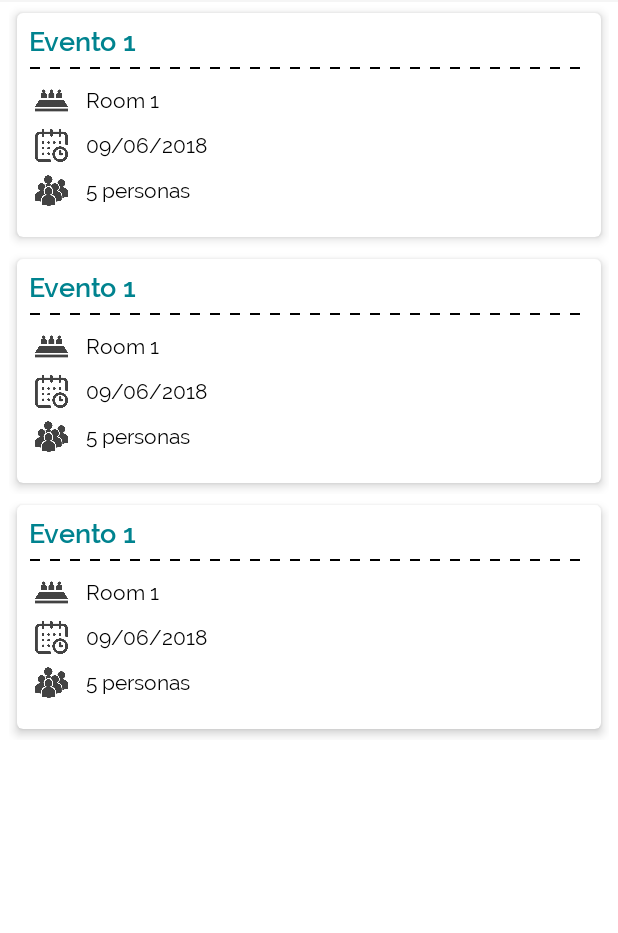
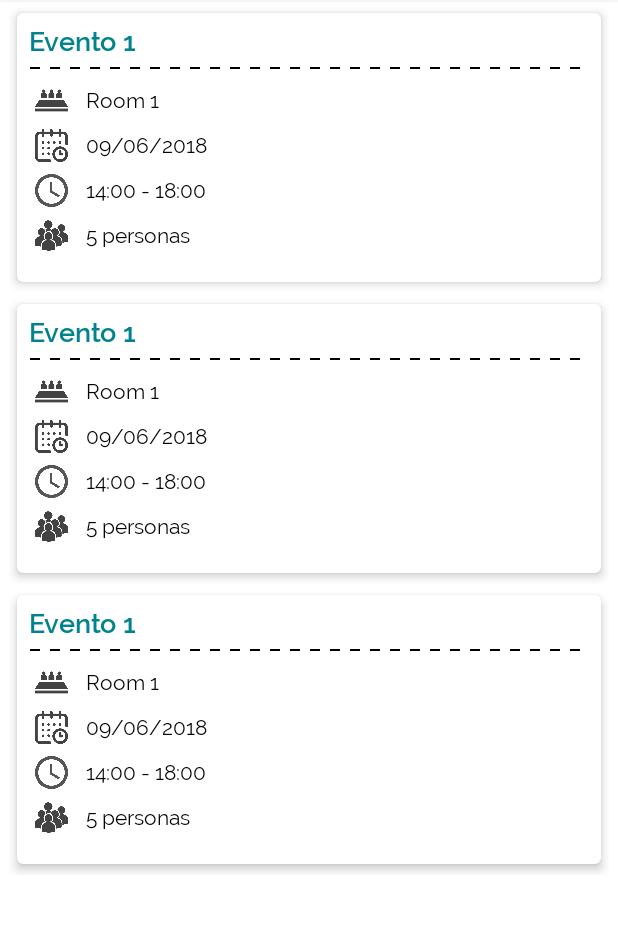
Before and after one commit to NN-Consulting/NN-Consulting, an Android app: the layout activity_home.xml on its own in the app's theme, with its tools: preview values and no code run, on a phone screen of 412 x 824 dp, the part 69-1002 px from its top. Run offline under Robolectric (Android 15) with nearby library versions, the phone set to English and light mode, and no system bars.

Commit message:
Actualización del SPC_AM

```diff
--- a/Desarrollo/1.SPACIA/5.Codificacion/Android/Spacia/app/src/main/java/com/losnn/spacia/presentation/adapters/EventsRecyclerAdapter.java
+++ b/Desarrollo/1.SPACIA/5.Codificacion/Android/Spacia/app/src/main/java/com/losnn/spacia/presentation/adapters/EventsRecyclerAdapter.java
@@ -32,13 +32,15 @@ public class EventsRecyclerAdapter extends RecyclerView.Adapter<EventsRecyclerAd
         return new ViewHolder(view);
     }
 
+
     @Override
     public void onBindViewHolder(@NonNull ViewHolder holder, int position) {
         EventResponse currentItem = list.get(position);
         holder.txtNameEvent.setText(currentItem.getName());
         holder.txtPeople.setText(""+currentItem.getNum_resources()+" personas");
         holder.txtRoom.setText(currentItem.getRoom().getName());
-        holder.txtDate.setText(currentItem.getDate()+"    "+currentItem.getHour_from()+" - "+currentItem.getHour_to());
+        holder.txtDate.setText(currentItem.getDate());
+        holder.txtHour.setText(""+currentItem.getHour_from()+" - "+currentItem.getHour_to());
         holder.recyclerView.setAdapter(new ResourcesRecyclerAdapter(context,currentItem.getResources()));
     }
 
@@ -56,6 +58,8 @@ public class EventsRecyclerAdapter extends RecyclerView.Adapter<EventsRecyclerAd
         TextView txtDate;
         @BindView(R.id.txt_people)
         TextView txtPeople;
+        @BindView(R.id.txt_hour)
+        TextView txtHour;
         @BindView(R.id.recyclerView)
         RecyclerView recyclerView;
 
--- a/Desarrollo/1.SPACIA/5.Codificacion/Android/Spacia/app/src/main/res/layout/item_event.xml
+++ b/Desarrollo/1.SPACIA/5.Codificacion/Android/Spacia/app/src/main/res/layout/item_event.xml
@@ -90,6 +90,28 @@
             android:layout_width="match_parent"
             android:layout_height="wrap_content">
             <ImageView
+                android:layout_width="30dp"
+                android:layout_height="30dp"
+                android:padding="4dp"
+                android:layout_gravity="center"
+                android:tint="@color/material_grey800"
+                android:src="@drawable/clock"
+                />
+            <TextView
+                android:id="@+id/txt_hour"
+                android:layout_width="wrap_content"
+                android:layout_height="wrap_content"
+                android:text="14:00 - 18:00"
+                android:fontFamily="@font/ralewayregular"
+                android:textColor="@color/material_black"
+                android:layout_gravity="center"
+                android:paddingLeft="8dp"/>
+        </LinearLayout>
+        <LinearLayout
+            android:orientation="horizontal"
+            android:layout_width="match_parent"
+            android:layout_height="wrap_content">
+            <ImageView
                 android:padding="4dp"
                 android:layout_width="30dp"
                 android:layout_height="30dp"
```
Also changed, not shown: Desarrollo/1.SPACIA/5.Codificacion/Android/Spacia/app/src/main/res/drawable-hdpi/clock.png (added), Desarrollo/1.SPACIA/5.Codificacion/Android/Spacia/app/src/main/res/drawable-mdpi/clock.png (added), Desarrollo/1.SPACIA/5.Codificacion/Android/Spacia/app/src/main/res/drawable-xhdpi/clock.png (added), Desarrollo/1.SPACIA/5.Codificacion/Android/Spacia/app/src/main/res/drawable-xxhdpi/clock.png (added), Desarrollo/1.SPACIA/5.Codificacion/Android/Spacia/app/src/main/res/drawable-xxxhdpi/clock.png (added).
